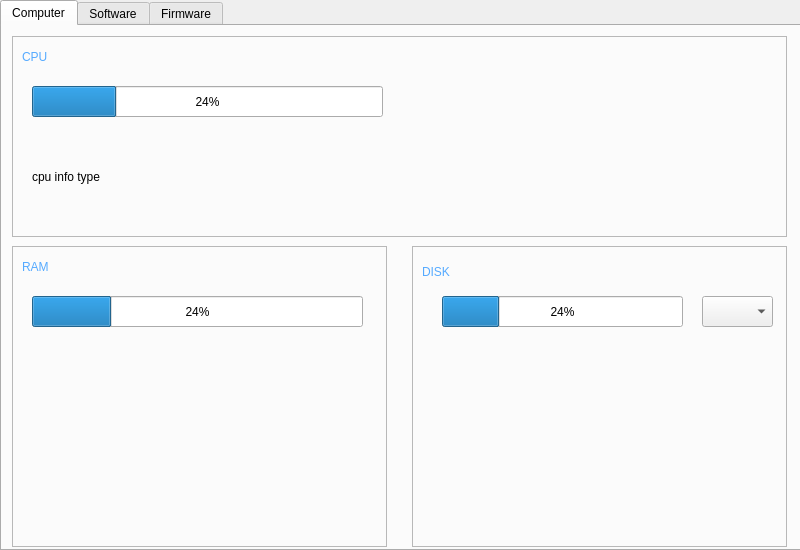
Above: src/Page/MonitoringPage.ui from polybox3d/polybox before the change. Below: the same form after it.
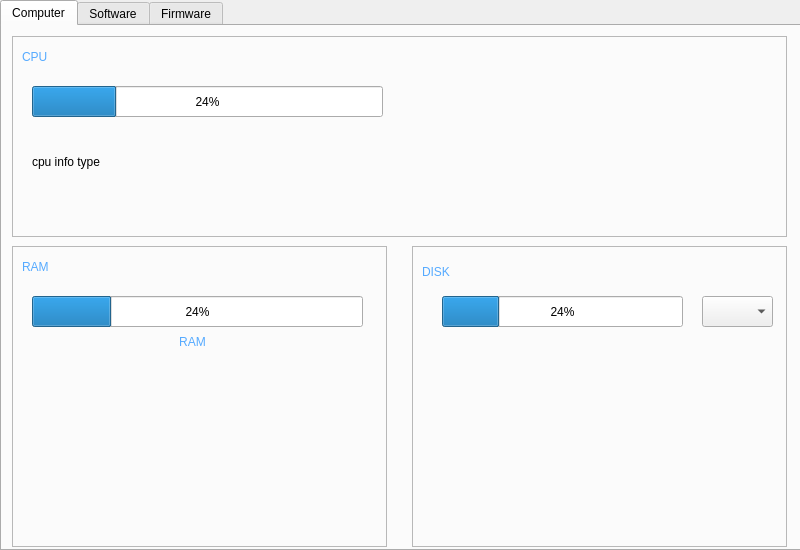
That is the form after the change. The open tabs and pages were chosen to show the change.

Commit message: ADd Monitoring, Horus & stuffs

```diff
--- a/src/Page/MonitoringPage.ui
+++ b/src/Page/MonitoringPage.ui
@@ -82,8 +82,8 @@
        <rect>
         <x>20</x>
         <y>90</y>
-        <width>351</width>
-        <height>101</height>
+        <width>381</width>
+        <height>71</height>
        </rect>
       </property>
       <property name="text">
@@ -136,6 +136,26 @@
        <number>24</number>
       </property>
      </widget>
+     <widget class="QLabel" name="ramDisplay">
+      <property name="geometry">
+       <rect>
+        <x>20</x>
+        <y>80</y>
+        <width>321</width>
+        <height>31</height>
+       </rect>
+      </property>
+      <property name="styleSheet">
+       <string notr="true">font: 75 14pt &quot;MS Shell Dlg 2&quot;;
+color: rgb(85, 170, 255);</string>
+      </property>
+      <property name="text">
+       <string>RAM</string>
+      </property>
+      <property name="alignment">
+       <set>Qt::AlignCenter</set>
+      </property>
+     </widget>
     </widget>
     <widget class="QFrame" name="diskFrame">
      <property name="geometry">
```
Left out of the diff: 5 changed lines with no effect on the pictures. The commit also changes 16 other files.
